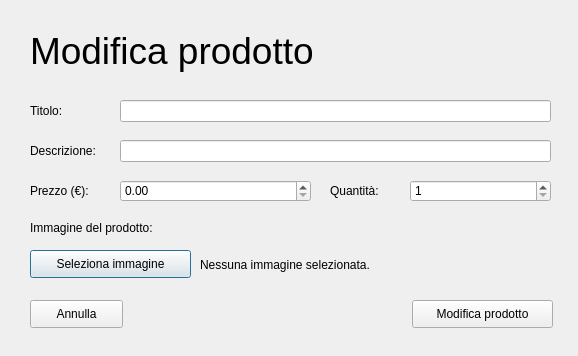
Qt form ui/modifica_prodotto.ui (faffolao/Codice_Gestionale_Tipografia) before a commit.
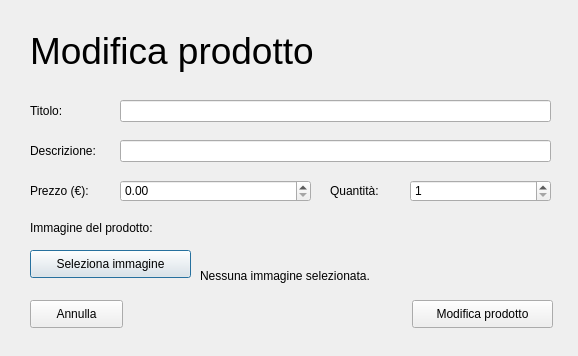
The same form after that commit.

Commit message: aggiunta modifica prodotti

```diff
--- a/ui/modifica_prodotto.ui
+++ b/ui/modifica_prodotto.ui
@@ -168,9 +168,9 @@
    <property name="geometry">
     <rect>
      <x>200</x>
-     <y>255</y>
-     <width>341</width>
-     <height>20</height>
+     <y>225</y>
+     <width>181</width>
+     <height>101</height>
     </rect>
    </property>
    <property name="text">
```
The commit also changes 3 other files.
